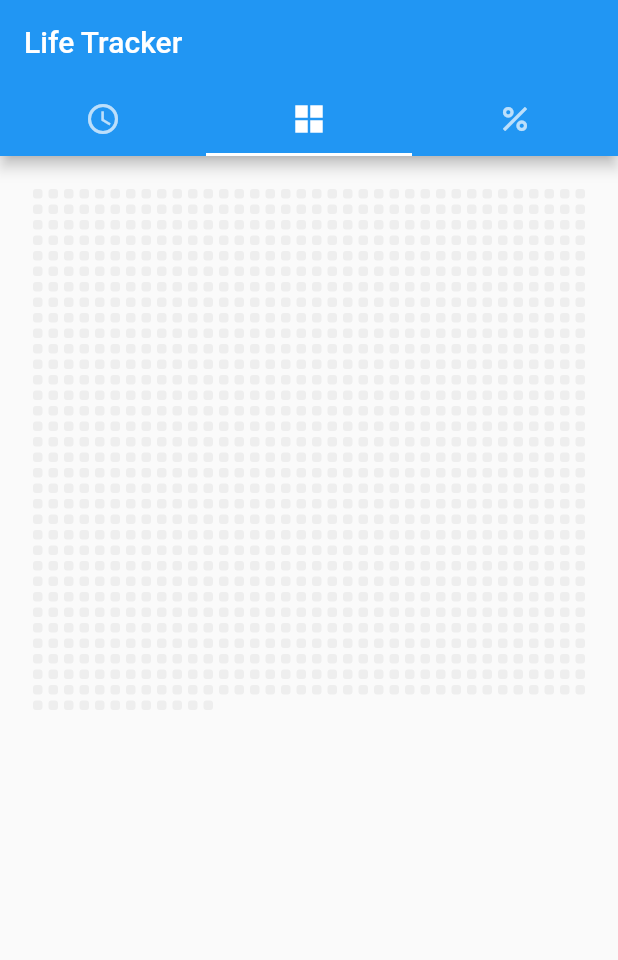
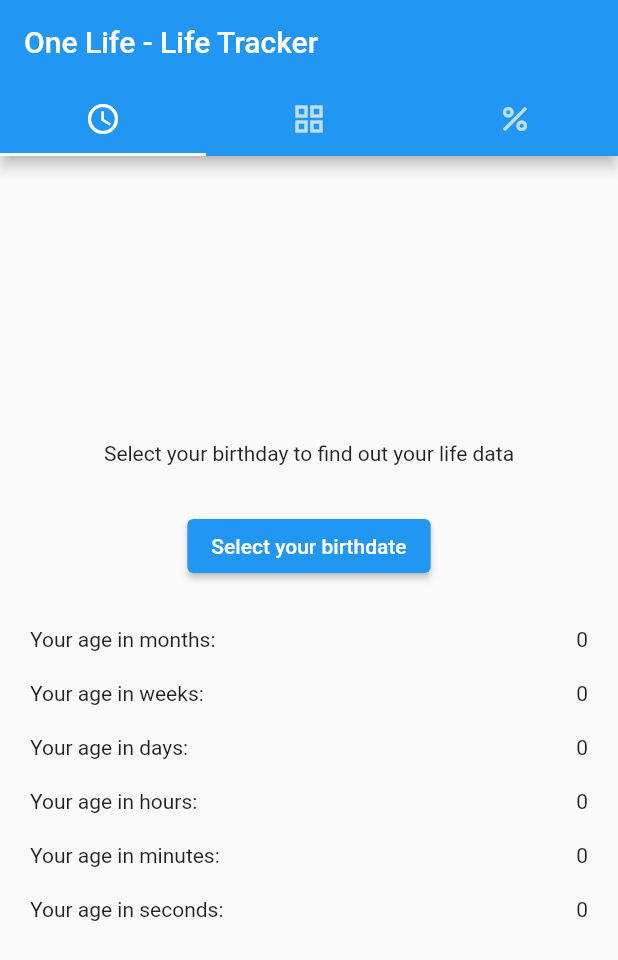
Before and after one commit to sharsheevnursultan/one_live, a Flutter app: the screen it shows after launch, on a phone screen of 412 x 824 dp. Shown: the top 960 px of the screen. Run offline on Flutter 3.47's test engine with Material 2 defaults, Android fonts, the phone set to English and light mode, and no system bars.

Commit message:
Update main.dart

```diff
--- a/lib/main.dart
+++ b/lib/main.dart
@@ -1,4 +1,3 @@
-import 'package:flutter/cupertino.dart';
 import 'package:flutter/material.dart';
 
 void main() => runApp(const MaterialApp(home: LifeTracker()));
@@ -8,7 +7,7 @@ class MyApp extends StatelessWidget {
 
   @override
   Widget build(BuildContext context) {
-    return const CupertinoApp(
+    return const MaterialApp(
       home: LifeTracker(),
     );
   }
@@ -27,21 +26,24 @@ class _LifeTrackerState extends State<LifeTracker> {
     int ageInMonths = age.inDays ~/ 30;
     int ageInWeeks = (age.inDays / 7).floor();
     int ageInDays = age.inDays;
+    int ageInHours = age.inHours;
     int ageInMinutes = age.inMinutes;
     int ageInSeconds = age.inSeconds;
     setState(() {
       _ageInMonths = ageInMonths;
       _ageInWeeks = ageInWeeks;
       _ageInDays = ageInDays;
+      _ageInHours = ageInHours;
       _ageInMinutes = ageInMinutes;
       _ageInSeconds = ageInSeconds;
     });
   }
 
-  final int _averageLifeExpectancyInMonths = 1200; // 100 years in months
+  final int _averageLifeExpectancyInMonths = 876; // 73 years in months
   int _ageInMonths = 0;
   int _ageInWeeks = 0;
   int _ageInDays = 0;
+  int _ageInHours = 0;
   int _ageInMinutes = 0;
   int _ageInSeconds = 0;
 
@@ -65,22 +67,22 @@ class _LifeTrackerState extends State<LifeTracker> {
         ),
       );
     }
-    double percentComplete = _ageInSeconds / (80 * 365 * 24 * 60 * 60);
+    double percentComplete = _ageInSeconds / (73 * 365 * 24 * 60 * 60);
     int percentCompleteRounded = (percentComplete * 100).round();
 
     return DefaultTabController(
         length: 3,
-        initialIndex: 1,
+        initialIndex: 0,
         child: Scaffold(
             appBar: AppBar(
-              title: const Text('Life Tracker'),
+              title: const Text('One Life - Life Tracker'),
               bottom: const TabBar(
                 tabs: <Widget>[
                   Tab(
                     icon: Icon(Icons.access_time),
                   ),
                   Tab(
-                    icon: Icon(Icons.grid_view_sharp),
+                    icon: Icon(Icons.grid_view),
                   ),
                   Tab(
                     icon: Icon(Icons.percent),
@@ -97,6 +99,9 @@ class _LifeTrackerState extends State<LifeTracker> {
                       child: Column(
                         mainAxisAlignment: MainAxisAlignment.center,
                         children: [
+                          const Text(
+                              'Select your birthday to find out your life data'),
+                          const SizedBox(height: 30),
                           ElevatedButton(
                             child: const Text('Select your birthdate'),
                             onPressed: () async {
@@ -109,26 +114,55 @@ class _LifeTrackerState extends State<LifeTracker> {
                               _updateAgeInOtherUnits(selectedDate!);
                             },
                           ),
+                          const SizedBox(height: 30),
+                          Row(
+                            mainAxisAlignment: MainAxisAlignment.spaceBetween,
+                            children: [
+                              const Text('Your age in months:'),
+                              Text('$_ageInMonths'),
+                            ],
+                          ),
                           const SizedBox(height: 20),
-                          Text(
-                              style: const TextStyle(fontSize: 18.0),
-                              'Your age in months: $_ageInMonths'),
+                          Row(
+                            mainAxisAlignment: MainAxisAlignment.spaceBetween,
+                            children: [
+                              const Text('Your age in weeks:'),
+                              Text('$_ageInWeeks'),
+                            ],
+                          ),
                           const SizedBox(height: 20),
-                          Text(
-                              style: const TextStyle(fontSize: 18.0),
-                              'Your age in weeks: $_ageInWeeks'),
+                          Row(
+                            mainAxisAlignment: MainAxisAlignment.spaceBetween,
+                            children: [
+                              const Text('Your age in days:'),
+                              Text('$_ageInDays'),
+                            ],
+                          ),
                           const SizedBox(height: 20),
-                          Text(
-                              style: const TextStyle(fontSize: 18.0),
-                              'Your age in days: $_ageInDays'),
+                          Row(
+                            mainAxisAlignment: MainAxisAlignment.spaceBetween,
+                            children: [
+                              const Text('Your age in hours:'),
+                              Text('$_ageInHours'),
+                            ],
+                          ),
                           const SizedBox(height: 20),
-                          Text(
-                              style: const TextStyle(fontSize: 18.0),
-                              'Your age in minutes: $_ageInMinutes'),
+                          Row(
+                            mainAxisAlignment: MainAxisAlignment.spaceBetween,
+                            children: [
+                              const Text('Your age in minutes:'),
+                              Text('$_ageInMinutes'),
+                            ],
+                          ),
                           const SizedBox(height: 20),
-                          Text(
-                              style: const TextStyle(fontSize: 18.0),
-                              'Your age in seconds: $_ageInSeconds'),
+                          Row(
+                            mainAxisAlignment: MainAxisAlignment.spaceBetween,
+                            children: [
+                              const Text('Your age in seconds:'),
+                              Text('$_ageInSeconds'),
+                            ],
+                          ),
+
                           const SizedBox(height: 20),
                         ],
                       ),
@@ -142,6 +176,11 @@ class _LifeTrackerState extends State<LifeTracker> {
                           child: Column(
                             mainAxisAlignment: MainAxisAlignment.center,
                             children: [
+                              const Text(
+                                  'Life of an average person in months.'),
+                              const Text(
+                                  'One line equals 3 years'),
+                              const SizedBox(height: 30),
                               Expanded(
                                 child: GridView.count(
                                   crossAxisCount: 36,
@@ -158,8 +197,10 @@ class _LifeTrackerState extends State<LifeTracker> {
                       child: Column(
                         mainAxisAlignment: MainAxisAlignment.center,
                         children: [
+                          const Text(
+                              'According to the WHO, the average life expectancy worldwide is 73 years'),
+                          const SizedBox(height: 30),
                           Text(
-                              style: const TextStyle(fontSize: 18.0),
                               '$percentCompleteRounded% of average life expectancy'),
                           const SizedBox(height: 10),
                           LinearProgressIndicator(
```
